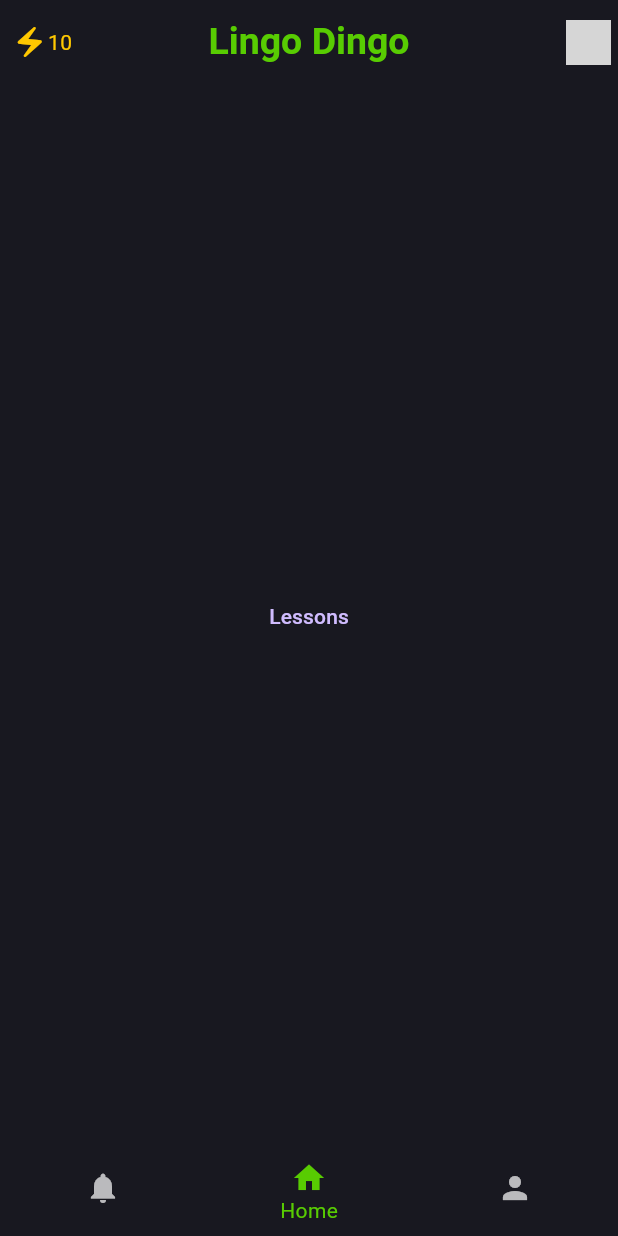
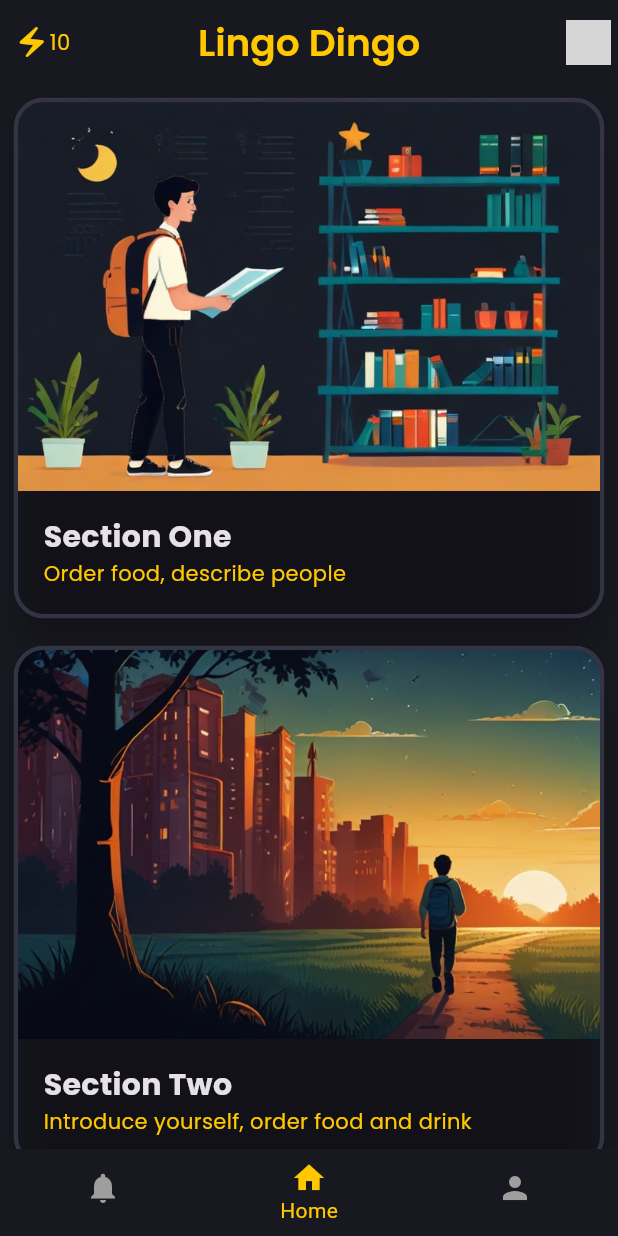
Before and after one commit to sanskarkarki/Lingo-dingo, a Flutter app: the LandingPage screen opened directly, on a phone screen of 412 x 824 dp. Run offline on Flutter 3.47's test engine with Material 3 defaults, Android fonts, the light colour scheme and no system bars; our stand-ins replace device_preview, google_fonts; network calls fail; grey boxes are pictures that could not be loaded.

Commit message:
added home page

```diff
--- a/lib/main.dart
+++ b/lib/main.dart
@@ -1,7 +1,6 @@
 import 'package:device_preview/device_preview.dart';
 import 'package:flutter/material.dart';
 import 'package:flutter_lingodingo/core/theme/theme.dart';
-// import 'package:flutter_lingodingo/pages/landing_page.dart';
 import 'package:flutter_lingodingo/pages/login_page.dart';
 
 void main() => runApp(
--- /dev/null
+++ b/lib/models/sections_model.dart
@@ -0,0 +1,59 @@
+class SectionModel {
+  final String sectionDescription;
+  final String sectionName;
+  final String sectionImage;
+
+  SectionModel({
+    required this.sectionDescription,
+    required this.sectionName,
+    required this.sectionImage,
+  });
+
+  static List<SectionModel> getSections() {
+    List<SectionModel> sections = [];
+
+    sections.add(
+      SectionModel(
+        sectionName: "Section One",
+        sectionDescription: "Order food, describe people",
+        sectionImage: "assets/images/section-1.jpg",
+      ),
+    );
+    sections.add(
+      SectionModel(
+        sectionName: "Section Two",
+        sectionDescription: "Introduce yourself, order food and drink",
+        sectionImage: "assets/images/section-2.jpg",
+      ),
+    );
+    sections.add(
+      SectionModel(
+        sectionName: "Section Three",
+        sectionDescription: "Talk about countries, ask for directions",
+        sectionImage: "assets/images/section-3.jpg",
+      ),
+    );
+    sections.add(
+      SectionModel(
+        sectionName: "Section Four",
+        sectionDescription: "Describe belongings, talk about neighbours",
+        sectionImage: "assets/images/section-4.jpg",
+      ),
+    );
+    sections.add(
+      SectionModel(
+        sectionName: "Section Five",
+        sectionDescription: "Tell time, get help when traveling",
+        sectionImage: "assets/images/section-5.jpg",
+      ),
+    );
+    sections.add(
+      SectionModel(
+        sectionName: "Section Six",
+        sectionDescription: "Prove your proficiency",
+        sectionImage: "assets/images/practice.jpg",
+      ),
+    );
+    return sections;
+  }
+}
--- a/lib/pages/home_page.dart
+++ b/lib/pages/home_page.dart
@@ -1,5 +1,8 @@
 import 'package:flutter/material.dart';
+import 'package:flutter_lingodingo/core/theme/app_pallete.dart';
+import 'package:flutter_lingodingo/models/sections_model.dart';
 import 'package:flutter_lingodingo/pages/lessons_page.dart';
+import 'package:google_fonts/google_fonts.dart';
 
 class HomePage extends StatefulWidget {
   const HomePage({super.key});
@@ -9,20 +12,83 @@ class HomePage extends StatefulWidget {
 }
 
 class _HomePageState extends State<HomePage> {
+  List<SectionModel> sections = [];
+
+  void _getSections() {
+    sections = SectionModel.getSections();
+  }
+
   @override
   Widget build(BuildContext context) {
+    _getSections();
     return Scaffold(
-        body: Center(
-      child: TextButton(
-          onPressed: () {
-            Navigator.push(
-              context,
-              MaterialPageRoute(
-                builder: (context) => const LessonsPage(),
+      body: ListView.builder(
+          padding: const EdgeInsets.all(5),
+          physics: const BouncingScrollPhysics(),
+          itemCount: sections.length,
+          itemBuilder: (BuildContext context, index) {
+            return GestureDetector(
+              onTap: () {
+                Navigator.push(
+                  context,
+                  MaterialPageRoute(
+                    builder: (context) => const LessonsPage(),
+                  ),
+                );
+              },
+              child: Padding(
+                padding: const EdgeInsets.only(bottom: 10.0),
+                child: Card(
+                  color: AppPallete.transparentColor,
+                  // surfaceTintColor: AppPallete.transparentColor,
+                  borderOnForeground: true,
+                  shape: RoundedRectangleBorder(
+                      side: const BorderSide(
+                          color: AppPallete.borderColor, width: 3),
+                      borderRadius: BorderRadius.circular(20)),
+                  clipBehavior: Clip.antiAliasWithSaveLayer,
+                  elevation: 10,
+                  child: Column(
+                    crossAxisAlignment: CrossAxisAlignment.start,
+                    children: [
+                      Padding(
+                        padding: const EdgeInsets.all(1),
+                        child: Image.asset(
+                          sections[index].sectionImage,
+                          fit: BoxFit.cover,
+                        ),
+                      ),
+                      Padding(
+                        padding: const EdgeInsets.only(top: 15.0, left: 20.0),
+                        child: Text(
+                          sections[index].sectionName,
+                          style: GoogleFonts.poppins(
+                            textStyle: const TextStyle(
+                              fontSize: 20,
+                              fontWeight: FontWeight.bold,
+                            ),
+                          ),
+                        ),
+                      ),
+                      Padding(
+                        padding:
+                            const EdgeInsets.only(left: 20.0, bottom: 20.0),
+                        child: Text(
+                          sections[index].sectionDescription,
+                          style: GoogleFonts.poppins(
+                            textStyle: const TextStyle(
+                              fontWeight: FontWeight.normal,
+                              color: AppPallete.gradient3,
+                            ),
+                          ),
+                        ),
+                      ),
+                    ],
+                  ),
+                ),
               ),
             );
-          },
-          child: const Text("Lessons")),
-    ));
+          }),
+    );
   }
 }
--- a/lib/pages/landing_page.dart
+++ b/lib/pages/landing_page.dart
@@ -4,6 +4,7 @@ import 'package:flutter_lingodingo/pages/home_page.dart';
 import 'package:flutter_lingodingo/pages/notifications_page.dart';
 import 'package:flutter_lingodingo/pages/profile_page.dart';
 import 'package:flutter_lingodingo/widgets/language_avatar.dart';
+import 'package:google_fonts/google_fonts.dart';
 
 class LandingPage extends StatefulWidget {
   const LandingPage({super.key});
@@ -16,7 +17,7 @@ class _LandingPageState extends State<LandingPage> {
   int _selectedIndex = 1;
   final tabs = [
     const NotificationsPage(),
-    HomePage(),
+    const HomePage(),
     const ProfilePage(),
   ];
 
@@ -25,28 +26,28 @@ class _LandingPageState extends State<LandingPage> {
     return Scaffold(
       appBar: AppBar(
         elevation: 0,
-        title: const Text(
-          "Lingo Dingo",
-          style: TextStyle(
-            color: AppPallete.gradient1,
-            fontSize: 25,
-            fontWeight: FontWeight.w600,
-          ),
-        ),
+        title: Text("Lingo Dingo",
+            style: GoogleFonts.poppins(
+              textStyle: const TextStyle(
+                color: AppPallete.gradient3,
+                fontSize: 25,
+                fontWeight: FontWeight.w600,
+              ),
+            )),
         centerTitle: true,
-        leading: const Row(
+        leading: Row(
           mainAxisAlignment: MainAxisAlignment.center,
           children: [
-            Icon(
+            const Icon(
               Icons.electric_bolt,
               color: AppPallete.gradient3,
             ),
-            Text(
-              "10",
-              style: TextStyle(
-                color: AppPallete.gradient3,
-              ),
-            ),
+            Text("10",
+                style: GoogleFonts.poppins(
+                  textStyle: const TextStyle(
+                    color: AppPallete.gradient3,
+                  ),
+                )),
           ],
         ),
         actions: const [
@@ -57,7 +58,8 @@ class _LandingPageState extends State<LandingPage> {
       bottomNavigationBar: BottomNavigationBar(
           elevation: 0,
           backgroundColor: AppPallete.backgroundColor,
-          selectedItemColor: AppPallete.gradient1,
+          selectedItemColor: AppPallete.gradient3,
+          unselectedItemColor: AppPallete.greyColor,
           showUnselectedLabels: false,
           currentIndex: _selectedIndex,
           type: BottomNavigationBarType.fixed,
--- a/lib/widgets/language_avatar.dart
+++ b/lib/widgets/language_avatar.dart
@@ -1,4 +1,5 @@
 import 'package:flutter/material.dart';
+import 'package:flutter/widgets.dart';
 import 'package:flutter_lingodingo/core/constants/urls.dart';
 
 class LanguageAvatar extends StatelessWidget {
@@ -17,7 +18,6 @@ class LanguageAvatar extends StatelessWidget {
             width: 30,
             child: Image(
               image: NetworkImage(spainFlag),
-              fit: BoxFit.contain,
             )),
       ),
     );
--- a/pubspec.yaml
+++ b/pubspec.yaml
@@ -36,6 +36,7 @@ dependencies:
   # Use with the CupertinoIcons class for iOS style icons.
   cupertino_icons: ^1.0.2
   device_preview: ^1.1.0
+  google_fonts: ^6.2.1
 
 dev_dependencies:
   flutter_test:
@@ -60,8 +61,8 @@ flutter:
   uses-material-design: true
 
   # To add assets to your application, add an assets section, like this:
-  # assets:
-  #   - images/a_dot_burr.jpeg
+  assets:
+    - assets/images/
   #   - images/a_dot_ham.jpeg
 
   # An image asset can refer to one or more resolution-specific "variants", see
```
Also changed, not shown: assets/images/practice.jpg (added), assets/images/section-1.jpg (added), assets/images/section-2.jpg (added), assets/images/section-3.jpg (added), assets/images/section-4.jpg (added), assets/images/section-5.jpg (added), pubspec.lock, 1 other file.
